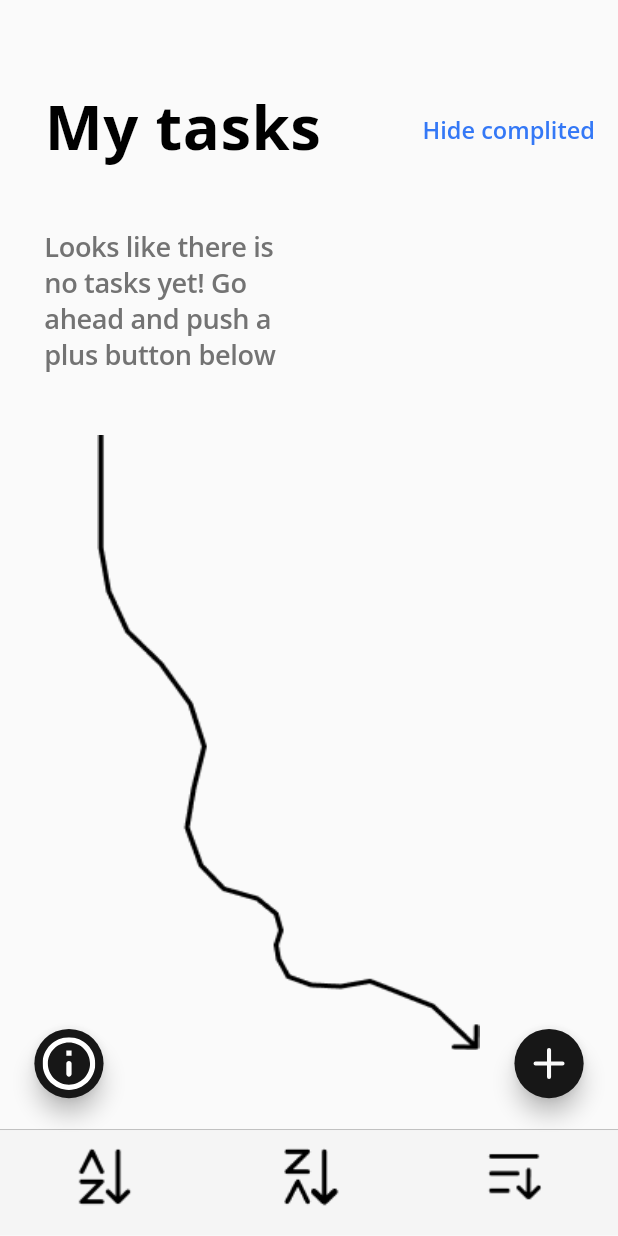
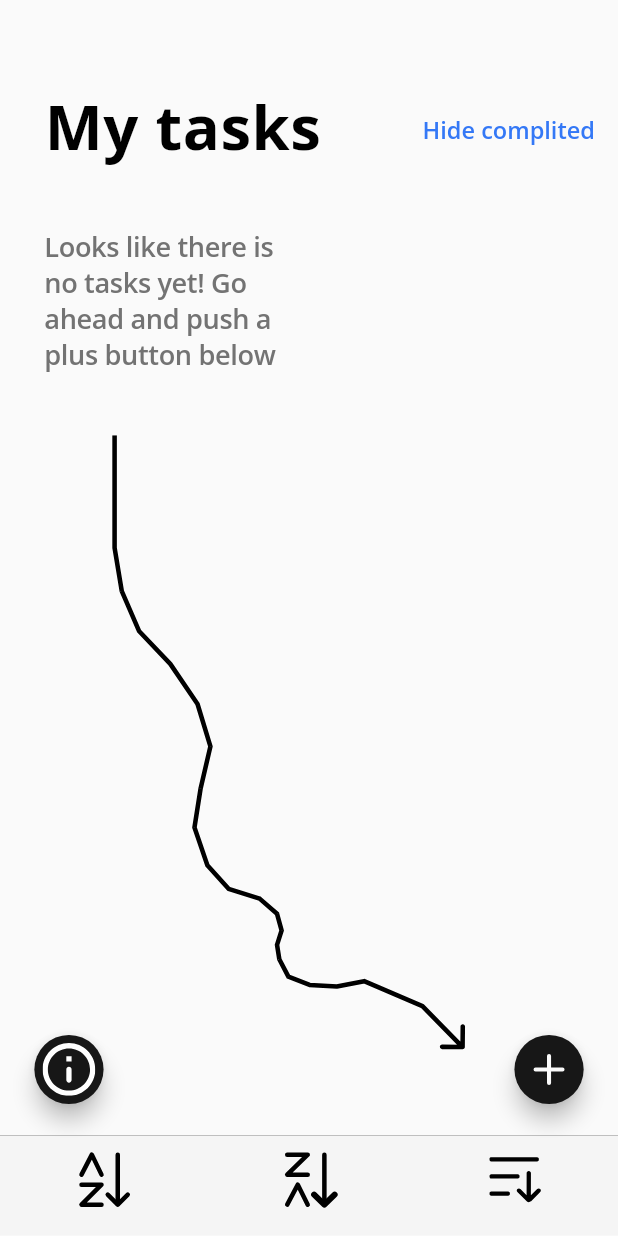
Before and after one commit to abezuglova/second_task, a Flutter app: the screen it shows after launch, on a phone screen of 412 x 824 dp. Run offline on Flutter 3.47's test engine with Material 2 defaults, Android fonts, the phone set to English and light mode, and no system bars; our stand-ins replace flutter_screenutil, flutter_svg, google_fonts.

Commit message:
svg added

```diff
--- a/lib/presentation/assets/app_images.dart
+++ b/lib/presentation/assets/app_images.dart
@@ -1,10 +1,8 @@
 class AppImages {
-  static const infoIcon = 'images/info_icon.png';
-  static const addIcon = 'images/add_icon.png';
-  static const alphaSortIcon = 'images/alpha_sort_icon.png';
-  static const alphaReversedSortIcon = 'images/alpha_reversed_sort_icon.png';
-  static const timeSortIcon = 'images/time_sort_icon.png';
-  static const arrowImage = 'images/arrow.png';
-  static const infoButton = 'images/info_icon.svg';
-  static const addButton = 'images/add_icon.svg';
+  static const infoIcon = 'images/info_icon.svg';
+  static const addIcon = 'images/add_icon.svg';
+  static const alphaSortIcon = 'images/alpha_sort_icon.svg';
+  static const alphaReversedSortIcon = 'images/alpha_reversed_sort_icon.svg';
+  static const timeSortIcon = 'images/time_sort_icon.svg';
+  static const arrow = 'images/arrow.svg';
 }
--- a/lib/presentation/pages/tasks_page/screens/instructions_screen.dart
+++ b/lib/presentation/pages/tasks_page/screens/instructions_screen.dart
@@ -1,5 +1,6 @@
 import 'package:flutter/material.dart';
 import 'package:flutter_screenutil/flutter_screenutil.dart';
+import 'package:flutter_svg/flutter_svg.dart';
 import 'package:second_task/presentation/assets/app_images.dart';
 
 class InstructionsScreen extends StatelessWidget {
@@ -23,10 +24,7 @@ class InstructionsScreen extends StatelessWidget {
           child: SizedBox(
             width: 232.w,
             height: 404.h,
-            child: const Image(
-              image: AssetImage(AppImages.arrowImage),
-              fit: BoxFit.fill,
-            ),
+            child: SvgPicture.asset(AppImages.arrow)
           ),
         ),
       ],
--- a/lib/presentation/pages/tasks_page/widgets/bottom_tap_bar_widget.dart
+++ b/lib/presentation/pages/tasks_page/widgets/bottom_tap_bar_widget.dart
@@ -1,5 +1,6 @@
 import 'package:flutter/material.dart';
 import 'package:flutter_screenutil/flutter_screenutil.dart';
+import 'package:flutter_svg/flutter_svg.dart';
 import 'package:second_task/presentation/assets/app_colors.dart';
 import 'package:second_task/presentation/assets/app_images.dart';
 
@@ -22,21 +23,9 @@ class BottomTapBarWidget extends StatelessWidget {
       child: Row(
         mainAxisAlignment: MainAxisAlignment.spaceAround,
         children: [
-          Image(
-            image: const AssetImage(AppImages.alphaSortIcon),
-            width: 40.w,
-            height: 40.w,
-          ),
-          Image(
-            image: const AssetImage(AppImages.alphaReversedSortIcon),
-            width: 40.w,
-            height: 40.w,
-          ),
-          Image(
-            image: const AssetImage(AppImages.timeSortIcon),
-            width: 40.w,
-            height: 40.w,
-          ),
+          SvgPicture.asset(AppImages.alphaSortIcon),
+          SvgPicture.asset(AppImages.alphaReversedSortIcon),
+          SvgPicture.asset(AppImages.timeSortIcon),
         ],
       ),
     );
--- a/lib/presentation/pages/tasks_page/widgets/floating_buttons_widget.dart
+++ b/lib/presentation/pages/tasks_page/widgets/floating_buttons_widget.dart
@@ -18,7 +18,7 @@ class FloatingButtonsWidget extends StatelessWidget {
             AppRoutes.infoPageRoute,
           ),
           child: SvgPicture.asset(
-            AppImages.infoButton,
+            AppImages.infoIcon,
             width: 32.w,
             height: 32.w,
           ),
@@ -27,7 +27,7 @@ class FloatingButtonsWidget extends StatelessWidget {
           heroTag: 'add_button',
           onPressed: () {},
           child: SvgPicture.asset(
-            AppImages.addButton,
+            AppImages.addIcon,
             width: 20.35.w,
             height: 20.35.w,
           ),
```
Also changed, not shown: images/alpha_reversed_sort_icon.svg (added), images/alpha_sort_icon.svg (added), images/arrow.svg (added), images/time_sort_icon.svg (added).
